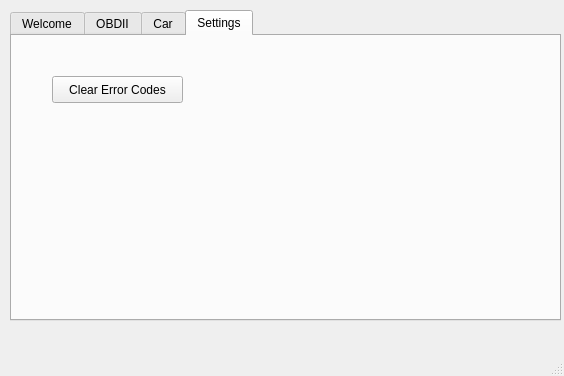
This is main.ui in kd8bny/pi2go as Qt 5 draws it before an edit. The edited form follows.
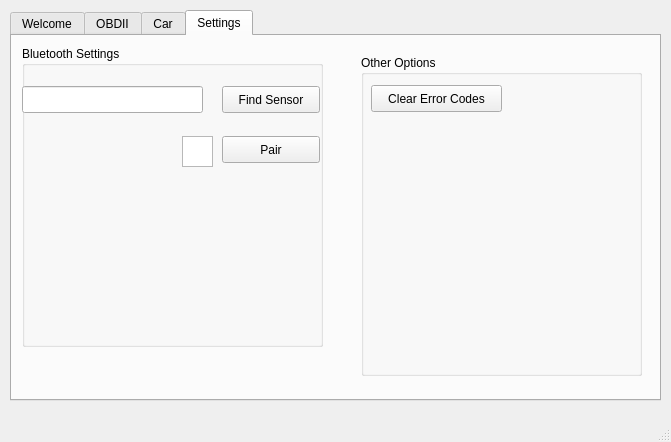
This is the edited form. The open tabs and pages were chosen to show the change.

Commit message: Revision and BT changes

Diff of the .ui file:
```diff
--- a/main.ui
+++ b/main.ui
@@ -6,8 +6,8 @@
    <rect>
     <x>0</x>
     <y>0</y>
-    <width>564</width>
-    <height>376</height>
+    <width>671</width>
+    <height>442</height>
    </rect>
   </property>
   <property name="windowTitle">
@@ -19,8 +19,8 @@
      <rect>
       <x>10</x>
       <y>10</y>
-      <width>551</width>
-      <height>311</height>
+      <width>651</width>
+      <height>391</height>
      </rect>
     </property>
     <property name="currentIndex">
@@ -170,19 +170,93 @@
      <attribute name="title">
       <string>Settings</string>
      </attribute>
-     <widget class="QPushButton" name="obdClear">
+     <widget class="QGroupBox" name="groupBox">
       <property name="geometry">
        <rect>
-        <x>40</x>
-        <y>40</y>
-        <width>131</width>
-        <height>27</height>
+        <x>10</x>
+        <y>10</y>
+        <width>301</width>
+        <height>301</height>
        </rect>
       </property>
-      <property name="text">
-       <string>Clear Error Codes</string>
+      <property name="title">
+       <string>Bluetooth Settings</string>
       </property>
+      <widget class="QLineEdit" name="lineEdit">
+       <property name="geometry">
+        <rect>
+         <x>0</x>
+         <y>40</y>
+         <width>181</width>
+         <height>27</height>
+        </rect>
+       </property>
+      </widget>
+      <widget class="QPushButton" name="findButton">
+       <property name="geometry">
+        <rect>
+         <x>200</x>
+         <y>40</y>
+         <width>98</width>
+         <height>27</height>
+        </rect>
+       </property>
+       <property name="text">
+        <string>Find Sensor</string>
+       </property>
+      </widget>
+      <widget class="QPushButton" name="pushButton">
+       <property name="geometry">
+        <rect>
+         <x>200</x>
+         <y>90</y>
+         <width>98</width>
+         <height>27</height>
+        </rect>
+       </property>
+       <property name="text">
+        <string>Pair</string>
+       </property>
+      </widget>
+      <widget class="QGraphicsView" name="graphicsView_2">
+       <property name="geometry">
+        <rect>
+         <x>160</x>
+         <y>90</y>
+         <width>31</width>
+         <height>31</height>
+        </rect>
+       </property>
+      </widget>
      </widget>
+     <widget class="QGroupBox" name="groupBox_2">
+      <property name="geometry">
+       <rect>
+        <x>349</x>
+        <y>19</y>
+        <width>281</width>
+        <height>321</height>
+       </rect>
+      </property>
+      <property name="title">
+       <string>Other Options</string>
+      </property>
+      <widget class="QPushButton" name="obdClear">
+       <property name="geometry">
+        <rect>
+         <x>10</x>
+         <y>30</y>
+         <width>131</width>
+         <height>27</height>
+        </rect>
+       </property>
+       <property name="text">
+        <string>Clear Error Codes</string>
+       </property>
+      </widget>
+     </widget>
+     <zorder>groupBox_2</zorder>
+     <zorder>groupBox</zorder>
     </widget>
    </widget>
   </widget>
```
Left out of the diff: 26 changed lines with no effect on the pictures. The commit also changes 1 other file.
